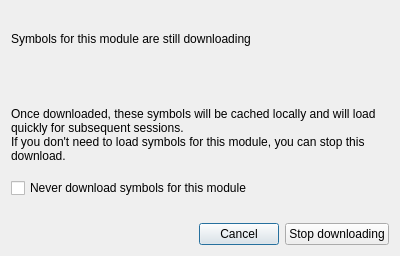
This is src/ConfigWidgets/StopSymbolDownloadDialog.ui in google/orbit as Qt 5 draws it before an edit. The edited form follows.
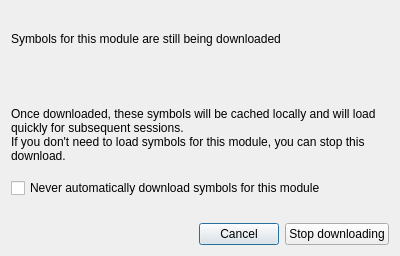
This is the edited form.

What changed in the file:
```diff
--- a/src/ConfigWidgets/StopSymbolDownloadDialog.ui
+++ b/src/ConfigWidgets/StopSymbolDownloadDialog.ui
@@ -17,7 +17,7 @@
    <item>
     <widget class="QLabel" name="label">
      <property name="text">
-      <string>Symbols for this module are still downloading</string>
+      <string>Symbols for this module are still being downloaded</string>
      </property>
     </widget>
    </item>
@@ -41,7 +41,7 @@
    <item>
     <widget class="QCheckBox" name="rememberCheckBox">
      <property name="text">
-      <string>Never download symbols for this module</string>
+      <string>Never automatically download symbols for this module</string>
      </property>
     </widget>
    </item>
```
